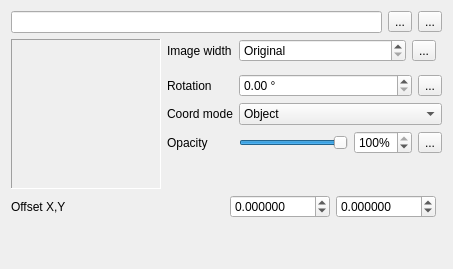
First picture: the form in src/ui/symbollayer/widget_rasterfill.ui, repository qgis/QGIS, before the edit.
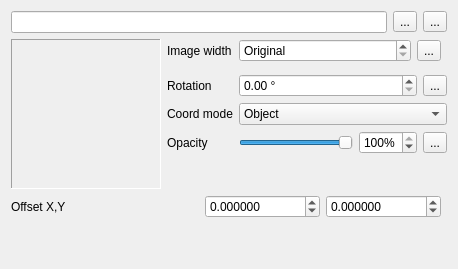
Second picture: the form after the edit. Custom widgets are drawn as their Qt base class.

The edit to the form file:
```diff
--- a/src/ui/symbollayer/widget_rasterfill.ui
+++ b/src/ui/symbollayer/widget_rasterfill.ui
@@ -6,7 +6,7 @@
    <rect>
     <x>0</x>
     <y>0</y>
-    <width>453</width>
+    <width>458</width>
     <height>269</height>
    </rect>
   </property>
@@ -282,10 +282,10 @@
           <number>6</number>
          </property>
          <property name="minimum">
-          <double>-999.000000000000000</double>
+          <double>-99999999.989999994635582</double>
          </property>
          <property name="maximum">
-          <double>999.000000000000000</double>
+          <double>99999999.989999994635582</double>
          </property>
          <property name="singleStep">
           <double>0.200000000000000</double>
@@ -304,10 +304,10 @@
           <number>6</number>
          </property>
          <property name="minimum">
-          <double>-999.000000000000000</double>
+          <double>-99999999.989999994635582</double>
          </property>
          <property name="maximum">
-          <double>999.000000000000000</double>
+          <double>99999999.989999994635582</double>
          </property>
          <property name="singleStep">
           <double>0.200000000000000</double>
```
